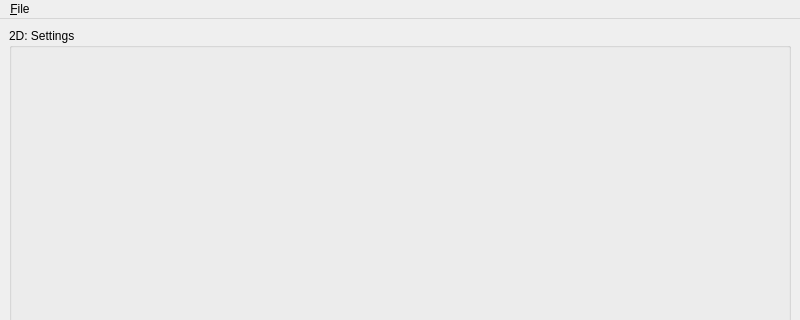
yudhastyawan/lindu-software, file src/lindu/Widgets/ui/LTomo2D.ui: the form before one commit; both pictures show x 0 to 800 and y 0 to 320 of the 800 by 600 pixel window.
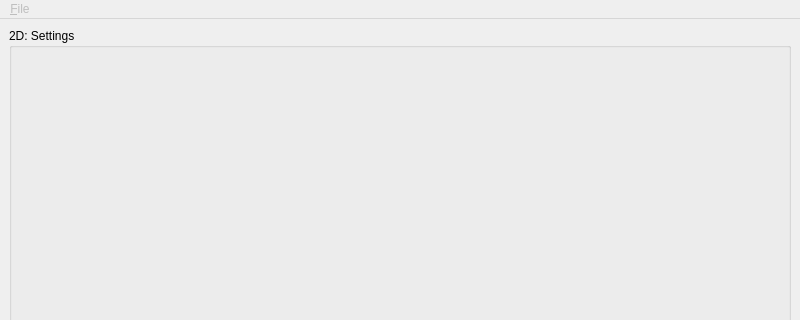
The form after the commit.

```diff
--- a/src/lindu/Widgets/ui/LTomo2D.ui
+++ b/src/lindu/Widgets/ui/LTomo2D.ui
@@ -34,6 +34,9 @@
     </rect>
    </property>
    <widget class="QMenu" name="menu_File">
+    <property name="enabled">
+     <bool>false</bool>
+    </property>
     <property name="title">
      <string>&amp;File</string>
     </property>
```
Left out of the diff: 1 changed line with no effect on the pictures.
